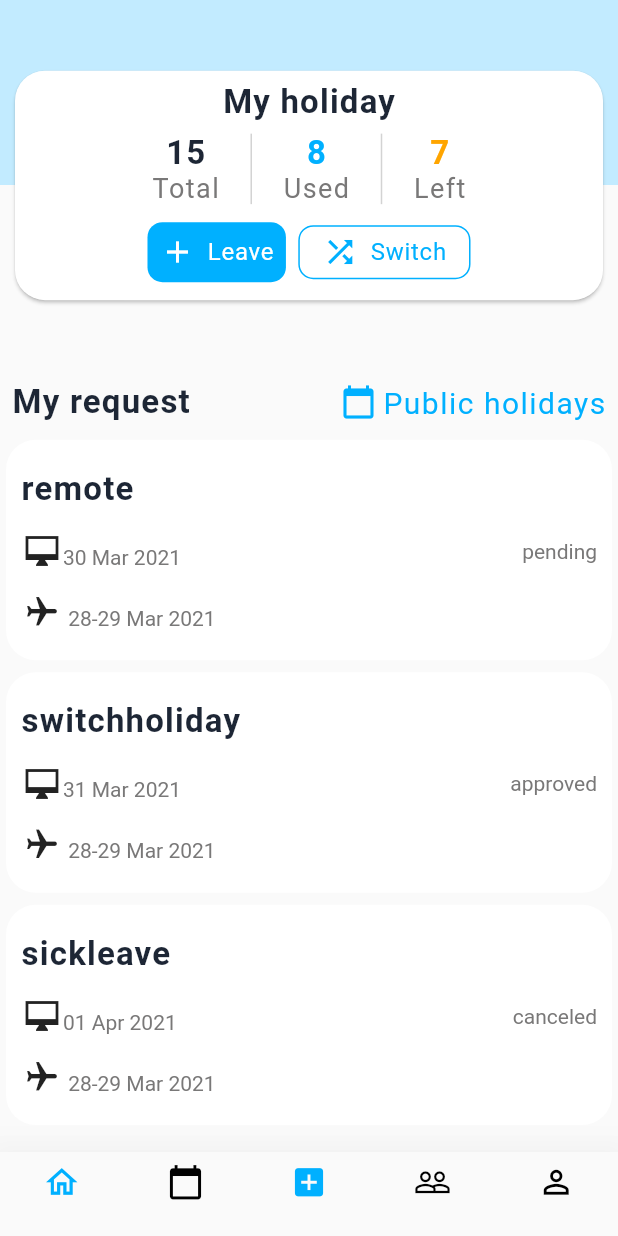
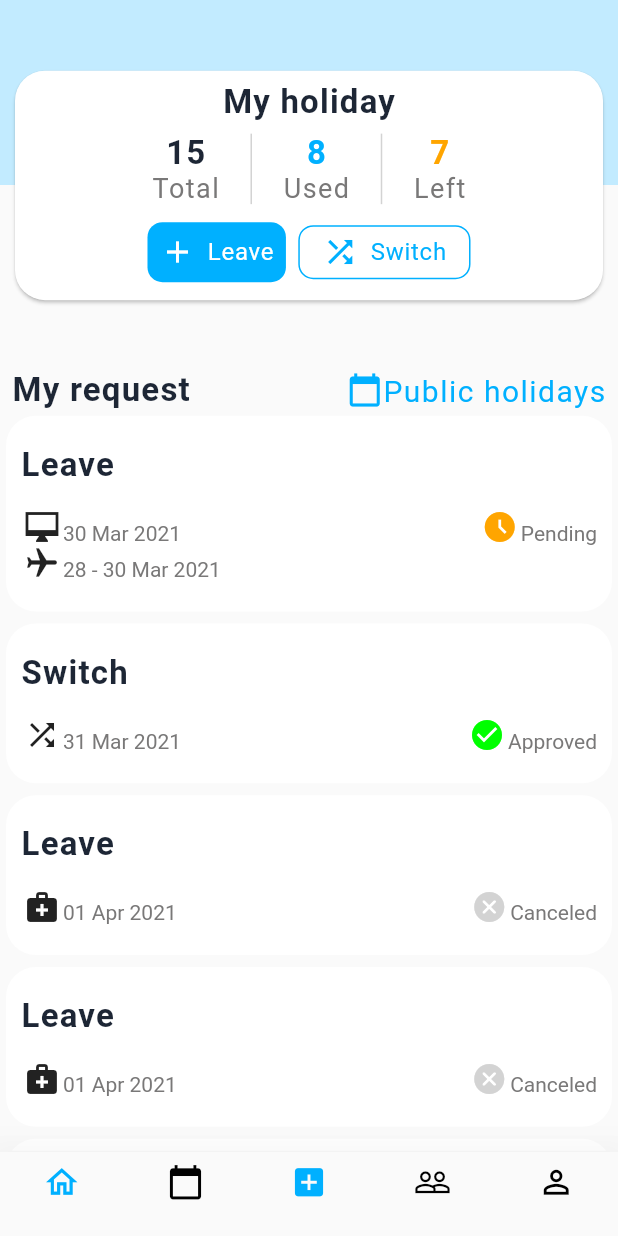
Before and after one commit to wisemiro/maqe, a Flutter app: the screen it shows after launch, on a phone screen of 412 x 824 dp. Run offline on Flutter 3.47's test engine with Material 2 defaults, Android fonts, the phone set to English and light mode, and no system bars; drawn by our look-alikes of auto_size_text; our stand-ins replace bloc, equatable, flutter_bloc, get_it.

Commit message:
logic on if-else, switch & date formatting

```diff
--- a/fixtures/holidays.json
+++ b/fixtures/holidays.json
@@ -37,6 +37,24 @@
                     "type": "sick_leave"
                 }
             ]
+        },
+        {
+            "status": "canceled",
+            "request_list": [
+                {
+                    "date": "2021-04-01",
+                    "type": "sick_leave"
+                }
+            ]
+        },
+        {
+            "status": "canceled",
+            "request_list": [
+                {
+                    "date": "2021-04-01",
+                    "type": "sick_leave"
+                }
+            ]
         }
     ]
 }
--- a/lib/nav-bar/home/ui/home.dart
+++ b/lib/nav-bar/home/ui/home.dart
@@ -1,5 +1,4 @@
-import 'dart:convert';
-
+import 'package:collection/collection.dart';
 import 'package:flutter/material.dart';
 import 'package:flutter_bloc/flutter_bloc.dart';
 import 'package:intl/intl.dart';
@@ -41,7 +40,7 @@ class _HomeState extends State<Home> {
                   scrollDirection: Axis.vertical,
                   itemCount: state.holidayModel.leaveRequests.length,
                   itemBuilder: (context, index) {
-                    return _cardData(context, index,
+                    return _cardData(context, state,
                         state.holidayModel.leaveRequests[index]);
                   }),
             );
@@ -53,11 +52,20 @@ class _HomeState extends State<Home> {
     ));
   }
 
-  _cardData(BuildContext context, index, LeaveRequest leaveRequest) {
+  _cardData(BuildContext context, state, LeaveRequest leaveRequest) {
     Intl.defaultLocale = 'en_US';
     var month = leaveRequest.requestList[0].date;
     final DateFormat formatter = DateFormat('dd MMM yyyy');
     final String frmtd = formatter.format(month);
+
+    var firstDate = leaveRequest.requestList.first.date;
+    var lastDate = leaveRequest.requestList.last.date;
+
+    final DateFormat lastDayformatter = DateFormat('dd');
+    final String lastDay = lastDayformatter.format(lastDate);
+
+    final DateFormat firstDayformatter = DateFormat('dd MMM yyyy');
+    final String firstDay = firstDayformatter.format(firstDate);
 
     return Card(
       elevation: 0,
@@ -71,12 +79,22 @@ class _HomeState extends State<Home> {
         child: Column(
           crossAxisAlignment: CrossAxisAlignment.start,
           children: [
+            if (leaveRequest.requestList[0].type == "remote" ||
+                leaveRequest.requestList[0].type == "personal_leave" ||
+                leaveRequest.requestList[0].type == "sick_leave") ...[
               TitleText(
-              inputText:
-                  "${leaveRequest.requestList[0].type.replaceAll(RegExp(r'_'), '')}",
+                inputText: "Leave",
                 color: MaqeColor.titleColor,
                 size: 22,
               ),
+            ] else if (leaveRequest.requestList[0].type ==
+                "switch_holiday") ...[
+              TitleText(
+                inputText: "Switch",
+                color: MaqeColor.titleColor,
+                size: 22,
+              ),
+            ],
             SizedBox(
               height: MediaQuery.of(context).size.height * .02,
             ),
@@ -89,7 +107,25 @@ class _HomeState extends State<Home> {
                       WidgetSpan(
                         child: Padding(
                           padding: const EdgeInsets.symmetric(horizontal: 2.0),
-                          child: Icon(Icons.desktop_mac_sharp),
+                          child: (() {
+                            switch (leaveRequest.requestList[0].type) {
+                              case 'remote':
+                                return Icon(Icons.desktop_mac_sharp);
+                              case 'personal_leave':
+                                return RotatedBox(
+                                  quarterTurns: 3,
+                                  child: Icon(
+                                    Icons.flight_outlined,
+                                  ),
+                                );
+                              case 'switch_holiday':
+                                return Icon(
+                                  Icons.shuffle,
+                                );
+                              case 'sick_leave':
+                                return Icon(Icons.medical_services);
+                            }
+                          }()),
                         ),
                       ),
                       TextSpan(
@@ -106,25 +142,29 @@ class _HomeState extends State<Home> {
                     children: [
                       WidgetSpan(
                           child: Padding(
-                            padding:
-                                const EdgeInsets.symmetric(horizontal: 2.0),
+                        padding: const EdgeInsets.symmetric(horizontal: 2.0),
                         child: (() {
-                              print(leaveRequest.status);
-                              if (leaveRequest.status.toString() == 1) {
-                                Icon(
+                          switch (leaveRequest.status) {
+                            case 'pending':
+                              return Icon(
                                 Icons.access_time_filled,
                                 color: MaqeColor.orangeColor,
                               );
-                              } else if (leaveRequest.status == "approved") {
-                                Icon(
-                                  Icons.circle_sharp,
-                                  color: MaqeColor.orangeColor,
+                            case 'approved':
+                              return Icon(
+                                Icons.check_circle,
+                                color: MaqeColor.greenColor,
+                              );
+                            case 'canceled':
+                              return Icon(
+                                Icons.cancel_rounded,
+                                color: MaqeColor.lightGreyColor,
                               );
                           }
-                            }())),
-                      ),
+                        }()),
+                      )),
                       TextSpan(
-                        text: '${leaveRequest.status}',
+                        text: '${leaveRequest.status.toCapitalized()}',
                         style: TextStyle(
                           color: MaqeColor.subTitleColor,
                         ),
@@ -134,9 +174,7 @@ class _HomeState extends State<Home> {
                 )
               ],
             ),
-            SizedBox(
-              height: MediaQuery.of(context).size.height * .02,
-            ),
+            if (leaveRequest.requestList.length > 1) ...[
               RichText(
                 text: TextSpan(
                   children: [
@@ -144,11 +182,12 @@ class _HomeState extends State<Home> {
                       child: Padding(
                         padding: const EdgeInsets.symmetric(horizontal: 2.0),
                         child: RotatedBox(
-                          quarterTurns: 1, child: Icon(Icons.flight_outlined)),
+                            quarterTurns: 1,
+                            child: Icon(Icons.flight_outlined)),
                       ),
                     ),
                     TextSpan(
-                    text: ' 28-29 Mar 2021',
+                      text: '$lastDay - $firstDay',
                       style: TextStyle(
                         color: MaqeColor.subTitleColor,
                       ),
@@ -157,6 +196,7 @@ class _HomeState extends State<Home> {
                 ),
               ),
             ],
+          ],
         ),
       ),
     );
@@ -164,7 +204,7 @@ class _HomeState extends State<Home> {
 
   _headBody() {
     return Padding(
-      padding: const EdgeInsets.all(8.0),
+      padding: const EdgeInsets.symmetric(horizontal: 8.0),
       child: Row(
         mainAxisAlignment: MainAxisAlignment.spaceBetween,
         children: [
@@ -180,9 +220,6 @@ class _HomeState extends State<Home> {
                 Icons.calendar_today,
                 color: MaqeColor.blueColor,
               ),
-              SizedBox(
-                width: MediaQuery.of(context).size.width * .01,
-              ),
               SubTitleText(
                   inputText: "Public holidays",
                   color: MaqeColor.blueColor,
@@ -194,3 +231,13 @@ class _HomeState extends State<Home> {
     );
   }
 }
+
+extension StringCasingExtension on String {
+  String toCapitalized() =>
+      this.length > 0 ? '${this[0].toUpperCase()}${this.substring(1)}' : '';
+  String get toTitleCase => this
+      .replaceAll(RegExp(' +'), ' ')
+      .split(" ")
+      .map((str) => str.toCapitalized())
+      .join(" ");
+}
```
Lines whose indentation alone changed are shown as unchanged.
